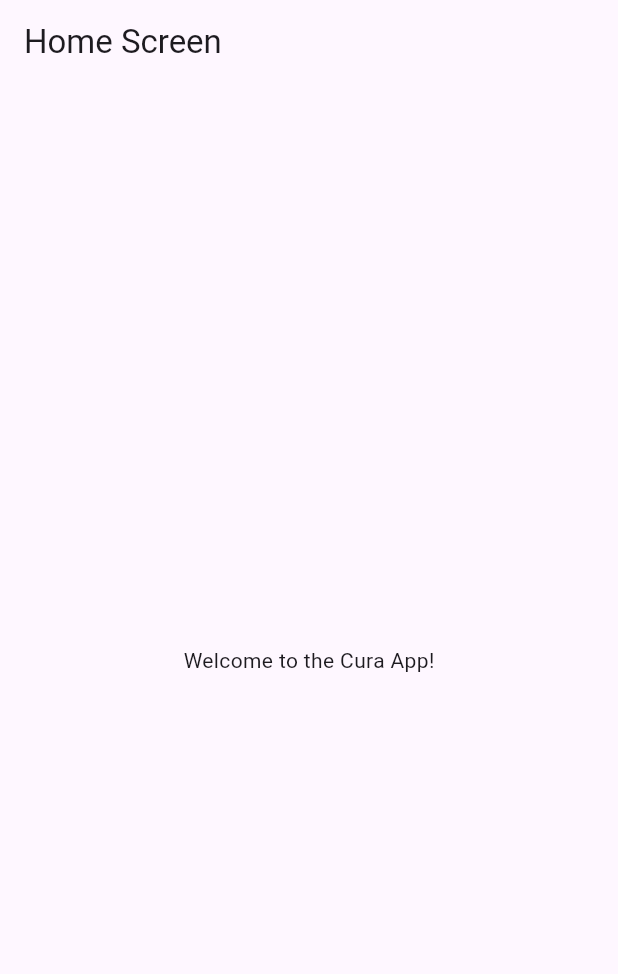
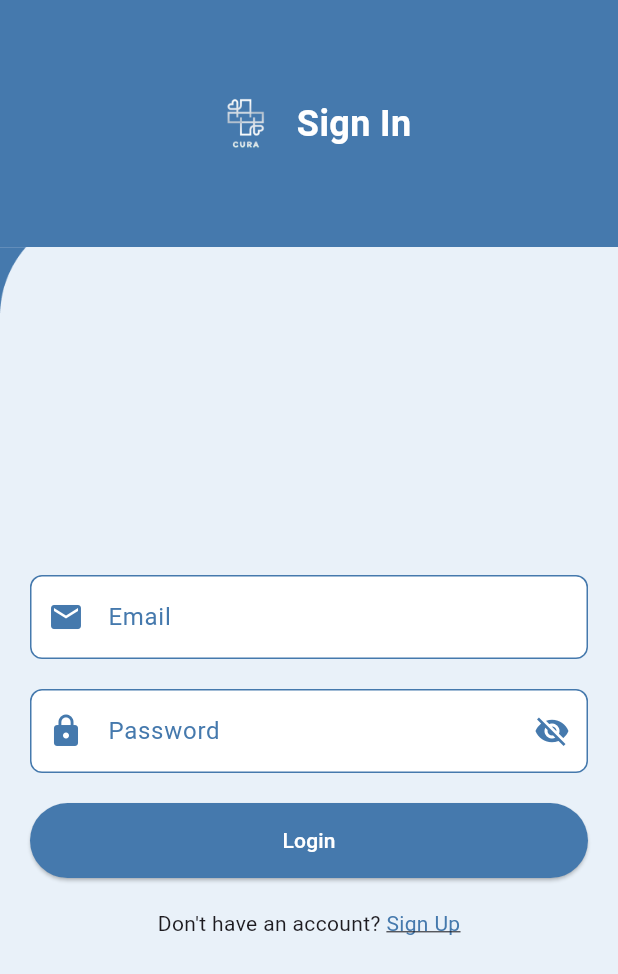
Before and after one commit to ShahdAlKordy/breclete_project, a Flutter app: the screen it shows after launch, after a tap on "Skip", after a tap on "Start!", on a phone screen of 412 x 824 dp. Shown: the top 974 px of the screen. Run offline on Flutter 3.47's test engine with Material 3 defaults, Android fonts, the phone set to English and light mode, and no system bars.

Commit message:
editing on onboardingscreens & adding sign,login screems.

```diff
--- a/lib/main.dart
+++ b/lib/main.dart
@@ -1,4 +1,7 @@
+import 'package:app2/screens/login_screen.dart';
+import 'package:app2/screens/sign_up_screen.dart';
 import 'package:flutter/material.dart';
+
 import 'splash_screen.dart';
 
 void main() {
@@ -9,11 +12,18 @@
   @override
   Widget build(BuildContext context) {
     return MaterialApp(
+      debugShowCheckedModeBanner: false,
       title: 'Cura App',
       theme: ThemeData(
         primarySwatch: Colors.blue,
       ),
-      home: SplashScreen(), // أول صفحة هي السبلاش
+      home: SplashScreen(),
+      initialRoute: '/',
+      routes: {
+        //
+        '/signup': (context) => SignUpScreen(), // صفحة التسجيل
+        '/login': (context) => LoginScreen(), // صفحة تسجيل الدخول
+      },
     );
   }
 }
--- a/lib/onboarding/onboarding1.dart
+++ b/lib/onboarding/onboarding1.dart
@@ -13,14 +13,13 @@
         // الخلفية الزرقاء للنص
         title: 'Monitor Your Health',
         description:
-            'Effortlessly track your health with our smart bracelet...',
+            'Track your overall health effortlessly with our smart bracelet. Get real-time insights into your vital signs to stay informed and maintain a healthy lifestyle',
         onNext: () {
           Navigator.of(context)
               .push(MaterialPageRoute(builder: (_) => OnBoardingScreen2()));
         },
         onSkip: () {
-          Navigator.of(context).pushReplacement(MaterialPageRoute(
-              builder: (_) => OnBoardingScreen3())); // الانتقال لآخر صفحة
+          Navigator.of(context).pushReplacement(MaterialPageRoute(builder: (_) => OnBoardingScreen3()));
         },
       ),
     );
--- a/lib/onboarding/onboarding3.dart
+++ b/lib/onboarding/onboarding3.dart
@@ -1,7 +1,7 @@
 import 'package:app2/onboarding/widget.dart';
 import 'package:flutter/material.dart';
 
-import '../screens/home_screen.dart';
+import '../screens/login_screen.dart';
 
 class OnBoardingScreen3 extends StatelessWidget {
   @override
@@ -11,10 +11,12 @@
         imagePath: 'assets/images/on3.png',
         blueBackgroundImagePath: 'assets/images/backon.png',
         title: 'Monitor Your Pet!',
-        description: 'Keep an eye on your pet’s health and whereabouts...',
+        description:
+            'Keep an eye on your pet’s health and whereabouts. With our bracelet, you’ll always know where they are and how they’re feeling.',
         onNext: () {
           Navigator.of(context).pushReplacement(MaterialPageRoute(
-              builder: (_) => HomeScreen())); // الانتقال لصفحة التطبيق الأساسية
+              builder: (_) =>
+                  LoginScreen())); // الانتقال لصفحة التطبيق الأساسية
         },
         isLastPage: true, // عشان نخلي الزر يظهر كـ "Start!"
       ),
--- a/lib/onboarding/widget.dart
+++ b/lib/onboarding/widget.dart
@@ -27,7 +27,7 @@
           children: [
             Container(
               color: Color(0xffE9F1F9),
-              height: MediaQuery.of(context).size.height * 0.4,
+              height: MediaQuery.of(context).size.height * 0.3,
               child: Center(
                 child: Image.asset(imagePath, height: 193),
               ),
@@ -38,17 +38,18 @@
                   color: Color(0xffE9F1F9),
                   image: DecorationImage(
                     image: AssetImage(blueBackgroundImagePath),
+                    fit: BoxFit.cover, // هذه هي الإضافة
                   ),
                 ),
                 child: Padding(
-                  padding: const EdgeInsets.symmetric(horizontal: 30.0),
+                  padding: const EdgeInsets.symmetric(horizontal: 40.0),
                   child: Column(
                     mainAxisAlignment: MainAxisAlignment.spaceBetween,
                     children: [
                       Column(
                         crossAxisAlignment: CrossAxisAlignment.center,
                         children: [
-                          SizedBox(height: 120),
+                          SizedBox(height: 150),
                           Text(
                             title,
                             style: TextStyle(
@@ -70,10 +71,11 @@
                         ],
                       ),
                       Padding(
-                        padding: const EdgeInsets.symmetric(horizontal: 20.0),
+                        padding: const EdgeInsets.symmetric(horizontal: 30.0),
                         child: Row(
                           mainAxisAlignment: MainAxisAlignment.spaceBetween,
                           children: [
+                            // زر Skip
                             if (onSkip != null)
                               TextButton(
                                 onPressed: onSkip,
@@ -82,20 +84,25 @@
                                   style: TextStyle(color: Colors.white),
                                 ),
                               ),
-                            ElevatedButton(
-                              onPressed: onNext,
-                              style: ElevatedButton.styleFrom(
-                                foregroundColor:
-                                    isLastPage ? Colors.blue : Colors.white,
-                                backgroundColor:
-                                    isLastPage ? Colors.white : Colors.blue,
+                            // زر Next/Start
+                            SizedBox(
+                              width: isLastPage
+                                  ? MediaQuery.of(context).size.width * 0.65
+                                  : null,
+                              // عرض عريض في الصفحة الأخيرة
+                              child: ElevatedButton(
+                                onPressed: onNext,
+                                style: ElevatedButton.styleFrom(
+                                  foregroundColor: Colors.black,
+                                  backgroundColor: Colors.white,
+                                ),
+                                child: Text(isLastPage ? "Start!" : "Next"),
                               ),
-                              child: Text(isLastPage ? "Start!" : "Next"),
                             ),
                           ],
                         ),
                       ),
-                      SizedBox(height: 10),
+                      SizedBox(height: 2),
                     ],
                   ),
                 ),
--- a/lib/screens/home_screen.dart
+++ /dev/null
@@ -1,15 +0,0 @@
-import 'package:flutter/material.dart';
-
-class HomeScreen extends StatelessWidget {
-  @override
-  Widget build(BuildContext context) {
-    return Scaffold(
-      appBar: AppBar(
-        title: Text('Home Screen'),
-      ),
-      body: Center(
-        child: Text('Welcome to the Cura App!'),
-      ),
-    );
-  }
-}
--- /dev/null
+++ b/lib/screens/login_screen.dart
@@ -0,0 +1,203 @@
+import 'package:flutter/material.dart';
+
+class LoginScreen extends StatefulWidget {
+  @override
+  _LoginScreenState createState() => _LoginScreenState();
+}
+
+class _LoginScreenState extends State<LoginScreen> {
+  final _formKey = GlobalKey<FormState>();
+  bool _obscurePassword = true;
+
+  @override
+  Widget build(BuildContext context) {
+    return Scaffold(
+      body: Column(
+        children: [
+          // الجزء العلوي الذي يأخذ 0.2 من الشاشة ويحتوي على اللوجو وSign In
+          Container(
+            height: MediaQuery.of(context).size.height * 0.2,
+            color: Color(0xff4579AD), // اللون المطلوب
+            child: Row(
+              mainAxisAlignment: MainAxisAlignment.center,
+              children: [
+                Image.asset(
+                  'assets/images/logo.png', // تأكد من وجود مسار صحيح للصورة
+                  height: 50,
+                  width: 50,
+                ),
+                SizedBox(width: 10), // مسافة بين اللوجو والنص
+                Text(
+                  'Sign In',
+                  style: TextStyle(
+                    fontSize: 24,
+                    fontWeight: FontWeight.bold,
+                    color: Colors.white, // لون النص أبيض
+                  ),
+                ),
+              ],
+            ),
+          ),
+
+          // الجزء المتبقي من الصفحة (0.8) مع الصورة والخلفية
+          Expanded(
+            child: Stack(
+              children: [
+                // الصورة مع الخلفية الزرقاء
+                Container(
+                  decoration: BoxDecoration(
+                    color: Color(0xff4579AD), // اللون المطلوب للخلفية
+                  ),
+                  child: Image.asset(
+                    'assets/images/signback.png', // الصورة مع مسارها الصحيح
+                    fit: BoxFit.cover, // تأكد من أن الصورة تغطي الشاشة
+                    width: double.infinity,
+                    height: double.infinity,
+                  ),
+                ),
+                // المحتوى فوق الصورة
+                Padding(
+                  padding: const EdgeInsets.all(20.0),
+                  child: Form(
+                    key: _formKey,
+                    child: Column(
+                      mainAxisAlignment: MainAxisAlignment.center,
+                      children: [
+                        SizedBox(height: 20), // مسافة فارغة تحت الجزء العلوي
+
+                        // حقل إدخال البريد الإلكتروني
+                        TextFormField(
+                          decoration: InputDecoration(
+                            labelText: 'Email',
+                            labelStyle: TextStyle(
+                              color: Color(0xff4579AD), // لون النص "Email"
+                            ),
+                            hintText: 'Enter your email',
+                            prefixIcon: Icon(
+                              Icons.email,
+                              color: Color(0xff4579AD), // لون الأيقونة
+                            ),
+                            enabledBorder: OutlineInputBorder(
+                              borderRadius: BorderRadius.circular(8),
+                              borderSide: BorderSide(
+                                  color: Color(0xff4579AD)), // لون البوردر
+                            ),
+                            focusedBorder: OutlineInputBorder(
+                              borderRadius: BorderRadius.circular(8),
+                              borderSide: BorderSide(
+                                  color: Color(
+                                      0xff4579AD)), // لون البوردر عند التركيز
+                            ),
+                            filled: true,
+                            fillColor: Colors.white,
+                          ),
+                          validator: (value) {
+                            if (value == null || value.isEmpty) {
+                              return 'Please enter your email';
+                            }
+                            return null;
+                          },
+                        ),
+
+                        SizedBox(height: 20),
+                        // حقل إدخال كلمة المرور
+                        TextFormField(
+                          obscureText: _obscurePassword,
+                          decoration: InputDecoration(
+                            labelText: 'Password',
+                            labelStyle: TextStyle(
+                              color: Color(0xff4579AD), // لون النص "Password"
+                            ),
+                            hintText: 'Enter your password',
+                            prefixIcon: Icon(
+                              Icons.lock,
+                              color: Color(0xff4579AD), // لون الأيقونة
+                            ),
+                            suffixIcon: IconButton(
+                              icon: Icon(
+                                _obscurePassword
+                                    ? Icons.visibility_off
+                                    : Icons.visibility,
+                                color: Color(0xff4579AD), // لون أيقونة الرؤية
+                              ),
+                              onPressed: () {
+                                setState(() {
+                                  _obscurePassword = !_obscurePassword;
+                                });
+                              },
+                            ),
+                            enabledBorder: OutlineInputBorder(
+                              borderRadius: BorderRadius.circular(8),
+                              borderSide: BorderSide(
+                                  color:
+                                      Color(0xff4579AD)), // لون البوردر العادي
+                            ),
+                            focusedBorder: OutlineInputBorder(
+                              borderRadius: BorderRadius.circular(8),
+                              borderSide: BorderSide(
+                                  color: Color(
+                                      0xff4579AD)), // لون البوردر عند التركيز
+                            ),
+                            filled: true,
+                            fillColor: Colors.white, // لون الخلفية البيضاء
+                          ),
+                          validator: (value) {
+                            if (value == null || value.isEmpty) {
+                              return 'Please enter your password';
+                            }
+                            return null;
+                          },
+                        ),
+
+                        SizedBox(height: 20),
+                        // زر تسجيل الدخول
+                        ElevatedButton(
+                          onPressed: () {
+                            if (_formKey.currentState!.validate()) {
+                              // هنا تضيف اكشن لتسجيل الدخول
+                            }
+                          },
+                          child: Text(
+                            'Login',
+                            style: TextStyle(
+                              color: Colors.white, // لون النص أبيض
+                            ),
+                          ),
+                          style: ElevatedButton.styleFrom(
+                            backgroundColor: Color(0xff4579AD),
+                            minimumSize: Size(double.infinity, 50),
+                          ),
+                        ),
+
+                        SizedBox(height: 20),
+                        Row(
+                          mainAxisAlignment: MainAxisAlignment.center,
+                          children: [
+                            Text("Don't have an account? "),
+                            GestureDetector(
+                              onTap: () {
+                                Navigator.pushNamed(context,
+                                    '/signup'); // هنا يتم الانتقال لصفحة التسجيل
+                              },
+                              child: Text(
+                                'Sign Up',
+                                style: TextStyle(
+                                  color: Color(0xff4579AD),
+                                  decoration: TextDecoration.underline,
+                                ),
+                              ),
+                            ),
+                          ],
+                        ),
+                      ],
+                    ),
+                  ),
+                ),
+              ],
+            ),
+          ),
+        ],
+      ),
+    );
+  }
+}
--- a/lib/splash_screen.dart
+++ b/lib/splash_screen.dart
@@ -1,5 +1,7 @@
 import 'dart:async';
+
 import 'package:flutter/material.dart';
+
 import 'onboarding/onboarding1.dart'; // أول صفحة Onboarding
 
 class SplashScreen extends StatefulWidget {
@@ -16,20 +18,17 @@
   void initState() {
     super.initState();
 
-    // إنشاء الأنيميشن
     _controller = AnimationController(
       vsync: this,
-      duration: Duration(seconds: 2), // مدة الأنيميشن
+      duration: Duration(seconds: 2),
     );
 
-    // الأنيميشن بتاع التكبير التدريجي
     _animation = Tween<double>(begin: 0.0, end: 1.0).animate(
       CurvedAnimation(parent: _controller, curve: Curves.easeOut),
     );
 
-    _controller.forward(); // ابدأ الأنيميشن
+    _controller.forward();
 
-    // هنتقل لأول صفحة Onboarding بعد 3 ثواني
     Timer(Duration(seconds: 5), () {
       Navigator.of(context).pushReplacement(
         MaterialPageRoute(builder: (_) => OnBoardingScreen1()),
@@ -39,7 +38,7 @@
 
   @override
   void dispose() {
-    _controller.dispose(); // إنهاء الأنيميشن لما تخلص الصفحة
+    _controller.dispose();
     super.dispose();
   }
 
@@ -49,10 +48,9 @@
       backgroundColor: Color(0xff4579AD),
       body: Center(
         child: FadeTransition(
-          // تأثير التدريج مع التكبير
           opacity: _animation,
           child: ScaleTransition(
-            scale: _animation, // اللوجو هيكبر بالتدريج
+            scale: _animation,
             child:
                 Image.asset('assets/images/logo.png', width: 280, height: 260),
           ),
@@ -61,3 +59,40 @@
     );
   }
 }
+///////////////////////
+// import 'dart:async';
+// import 'package:flutter/material.dart';
+// import 'onboarding/onboarding1.dart';
+//
+// class SplashScreen extends StatefulWidget {
+//   @override
+//   _SplashScreenState createState() => _SplashScreenState();
+// }
+//
+// class _SplashScreenState extends State<SplashScreen> {
+//   @override
+//   void initState() {
+//     super.initState();
+//
+//     // نستخدم الـ Timer للانتقال للصفحة التالية بعد 5 ثواني
+//     Timer(Duration(seconds: 5), () {
+//       Navigator.of(context).pushReplacement(
+//         MaterialPageRoute(builder: (_) => OnBoardingScreen1()),
+//       );
+//     });
+//   }
+//
+//   @override
+//   Widget build(BuildContext context) {
+//     return Scaffold(
+//       backgroundColor: Color(0xff4579AD),
+//       body: Center(
+//         child: Image.asset(
+//           'assets/images/logo.png',
+//           width: 280,
+//           height: 260,
+//         ), // عرض الصورة بشكل مباشر بدون أنيميشن
+//       ),
+//     );
+//   }
+// }
```
Also changed, not shown: lib/onboarding/onboarding2.dart (+3 -4 lines), lib/screens/sign_up_screen.dart (added, +286 -0 lines), assets/images/signback.png (added).
